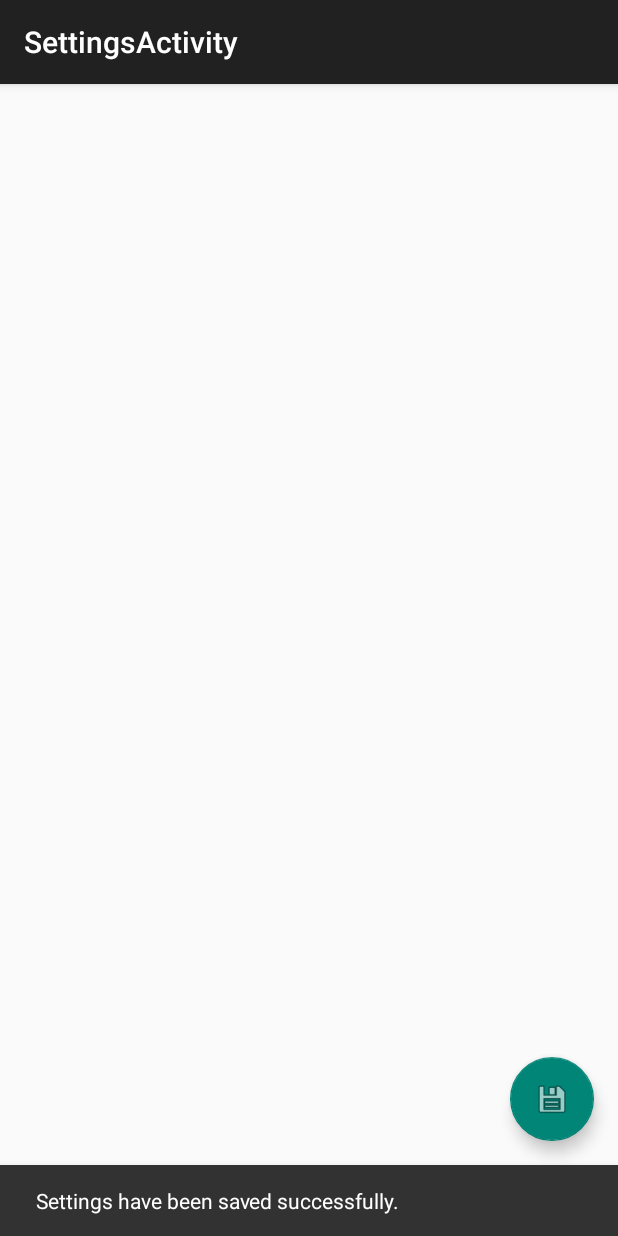
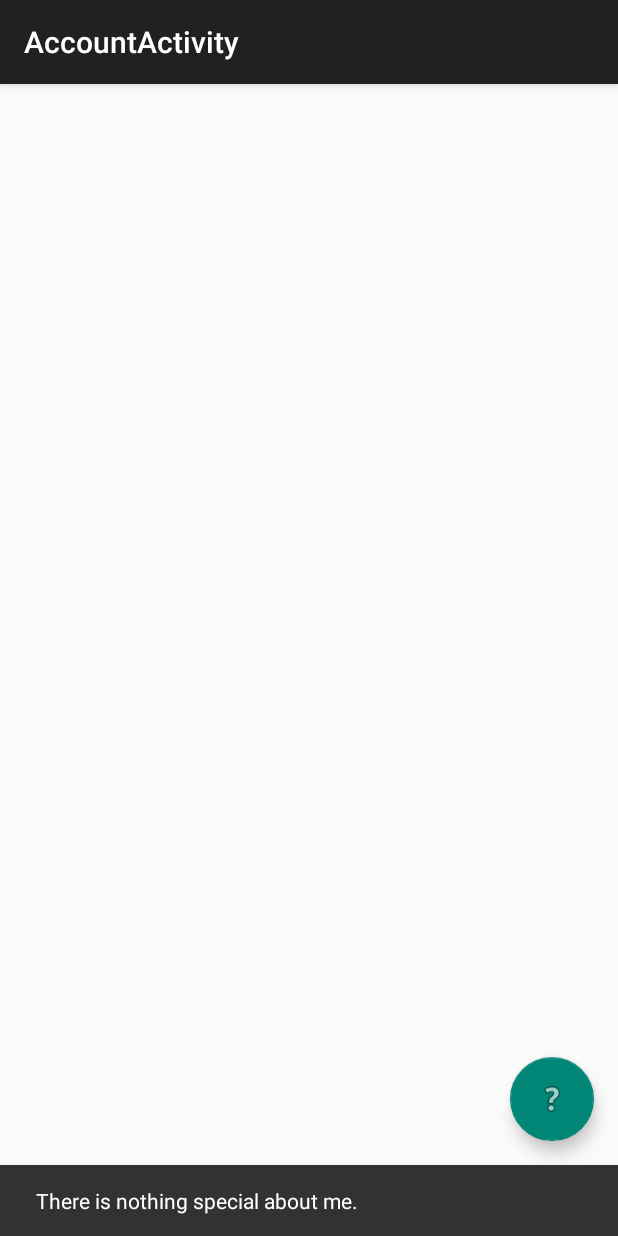
Before and after one commit to thyrlian/ScreenshotsNanny, an Android app: the AccountActivity screen opened directly, with no data from a screen before it, after a tap on an icon or button, on a phone screen of 412 x 824 dp. Run offline under Robolectric (Android 15) with nearby library versions, the phone set to English and light mode, and no system bars.

Commit message:
Change settings activity to account activity

```diff
--- a/demo/src/main/AndroidManifest.xml
+++ b/demo/src/main/AndroidManifest.xml
@@ -31,8 +31,8 @@
             android:name=".activities.MapsActivity"
             android:label="@string/title_activity_maps" />
         <activity
-            android:name=".activities.SettingsActivity"
-            android:label="@string/title_activity_settings"
+            android:name=".activities.AccountActivity"
+            android:label="@string/title_activity_account"
             android:theme="@style/AppTheme.NoActionBar" />
     </application>
 
--- a/demo/src/main/java/com/basgeekball/screenshotsnanny/demo/activities/SettingsActivity.java
+++ b/demo/src/main/java/com/basgeekball/screenshotsnanny/demo/activities/AccountActivity.java
@@ -11,16 +11,16 @@ import android.view.View;
 
 import com.basgeekball.screenshotsnanny.demo.R;
 
-public class SettingsActivity extends AppCompatActivity {
+public class AccountActivity extends AppCompatActivity {
 
     public static Intent createIntent(Activity activity) {
-        return new Intent(activity, SettingsActivity.class);
+        return new Intent(activity, AccountActivity.class);
     }
 
     @Override
     protected void onCreate(Bundle savedInstanceState) {
         super.onCreate(savedInstanceState);
-        setContentView(R.layout.activity_settings);
+        setContentView(R.layout.activity_account);
         Toolbar toolbar = (Toolbar) findViewById(R.id.toolbar);
         setSupportActionBar(toolbar);
 
@@ -28,7 +28,7 @@ public class SettingsActivity extends AppCompatActivity {
         fab.setOnClickListener(new View.OnClickListener() {
             @Override
             public void onClick(View view) {
-                Snackbar.make(view, getResources().getText(R.string.message_settings_saved), Snackbar.LENGTH_LONG).show();
+                Snackbar.make(view, getResources().getText(R.string.message_account_fab_about), Snackbar.LENGTH_LONG).show();
             }
         });
     }
--- a/demo/src/main/java/com/basgeekball/screenshotsnanny/demo/activities/MainActivity.java
+++ b/demo/src/main/java/com/basgeekball/screenshotsnanny/demo/activities/MainActivity.java
@@ -53,7 +53,7 @@ public class MainActivity extends AppCompatActivity {
     public boolean onOptionsItemSelected(MenuItem item) {
         switch (item.getItemId()) {
             case R.id.action_settings:
-                startActivity(SettingsActivity.createIntent(MainActivity.this));
+                startActivity(AccountActivity.createIntent(MainActivity.this));
                 return true;
             default:
                 return super.onOptionsItemSelected(item);
--- a/demo/src/main/res/layout/activity_settings.xml
+++ b/demo/src/main/res/layout/activity_account.xml
@@ -5,7 +5,7 @@
     android:layout_width="match_parent"
     android:layout_height="match_parent"
     android:fitsSystemWindows="true"
-    tools:context="com.basgeekball.screenshotsnanny.demo.activities.SettingsActivity">
+    tools:context=".activities.AccountActivity">
 
     <android.support.design.widget.AppBarLayout
         android:layout_width="match_parent"
@@ -21,7 +21,7 @@
 
     </android.support.design.widget.AppBarLayout>
 
-    <include layout="@layout/content_settings" />
+    <include layout="@layout/content_account" />
 
     <android.support.design.widget.FloatingActionButton
         android:id="@+id/fab"
@@ -29,6 +29,6 @@
         android:layout_height="wrap_content"
         android:layout_gravity="bottom|end"
         android:layout_margin="@dimen/fab_margin"
-        android:src="@android:drawable/ic_menu_save" />
+        android:src="@android:drawable/ic_menu_help" />
 
 </android.support.design.widget.CoordinatorLayout>
--- a/demo/src/main/res/layout/content_settings.xml
+++ b/demo/src/main/res/layout/content_account.xml
@@ -9,7 +9,7 @@
     android:paddingRight="@dimen/activity_horizontal_margin"
     android:paddingTop="@dimen/activity_vertical_margin"
     app:layout_behavior="@string/appbar_scrolling_view_behavior"
-    tools:context="com.basgeekball.screenshotsnanny.demo.activities.SettingsActivity"
-    tools:showIn="@layout/activity_settings">
+    tools:context=".activities.AccountActivity"
+    tools:showIn="@layout/activity_account">
 
 </RelativeLayout>
--- a/demo/src/main/res/menu/main.xml
+++ b/demo/src/main/res/menu/main.xml
@@ -4,8 +4,8 @@
 
     <item
         android:id="@+id/action_settings"
-        android:icon="@android:drawable/ic_menu_manage"
-        android:title="@string/menu_action_settings"
+        android:icon="@android:drawable/ic_dialog_info"
+        android:title="@string/menu_action_account"
         app:showAsAction="always" />
 
 </menu>
--- a/demo/src/main/res/values/strings.xml
+++ b/demo/src/main/res/values/strings.xml
@@ -7,7 +7,7 @@
     <string name="button_network">Network Activity</string>
     <string name="button_maps">Maps Activity</string>
     <string name="type_hint">Enter text here</string>
-    <string name="menu_action_settings">Settings</string>
+    <string name="menu_action_account">Account</string>
 
     <!-- SecondActivity -->
     <string name="title_activity_second">SecondActivity</string>
@@ -24,7 +24,7 @@
     <string name="edit_text_lat_hint">Latitude</string>
     <string name="edit_text_lng_hint">Longitude</string>
 
-    <!-- SettingsActivity -->
-    <string name="title_activity_settings">SettingsActivity</string>
-    <string name="message_settings_saved">Settings have been saved successfully.</string>
+    <!-- AccountActivity -->
+    <string name="title_activity_account">AccountActivity</string>
+    <string name="message_account_fab_about">There is nothing special about me.</string>
 </resources>
```
Also changed, not shown: 1 other file.
